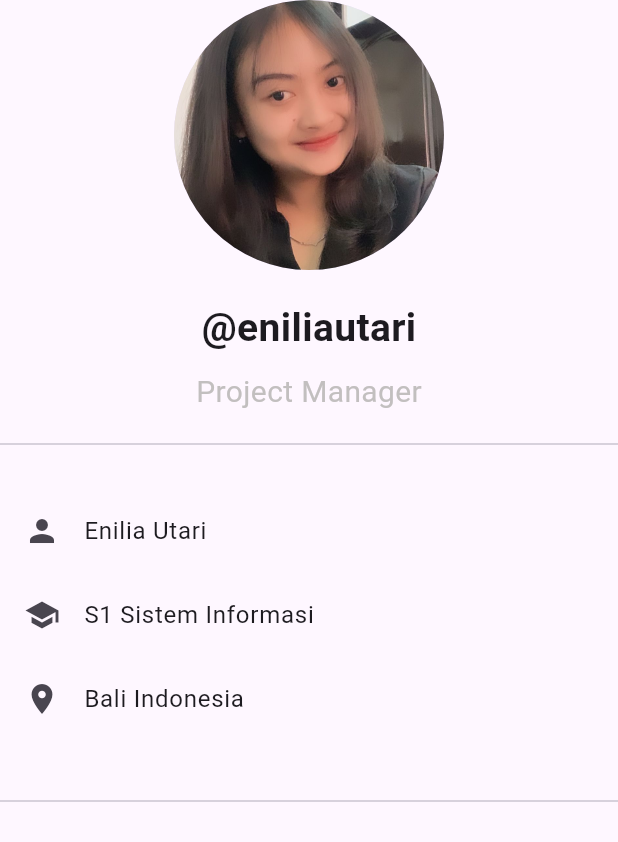
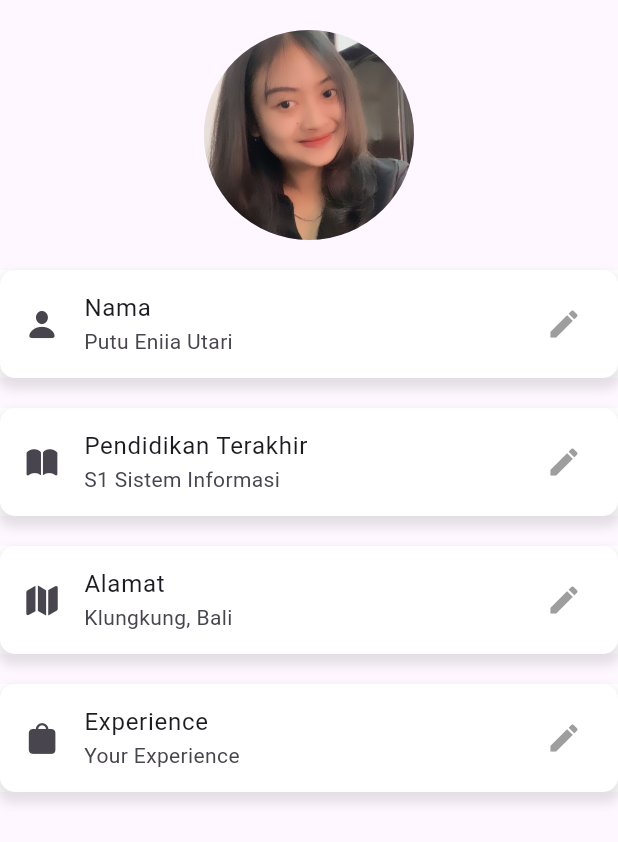
Before and after one commit to EniliaUtari/mice_connect, a Flutter app: the ProfileScreen screen opened directly, on a phone screen of 412 x 824 dp. Shown: the top 842 px of the screen. Run offline on Flutter 3.47's test engine with Material 3 defaults, Android fonts, the phone set to English and light mode, and no system bars; our stand-ins replace sqflite; accounts and stored records are empty; network calls fail.

```diff
--- a/lib/screens/routes/SecondScreen/profile_screen.dart
+++ b/lib/screens/routes/SecondScreen/profile_screen.dart
@@ -1,57 +1,54 @@
+import 'package:flutter/cupertino.dart';
 import 'package:flutter/material.dart';
+// import 'package:flutter_ujicoba/components/size_config.dart';
+// import 'package:flutter_ujicoba/screens/Home.dart';
 
 class ProfileScreen extends StatelessWidget {
   const ProfileScreen({super.key});
-
   @override
   Widget build(BuildContext context) {
-    return const Scaffold(
-      body: Center(
-        child: Column(
-          mainAxisAlignment: MainAxisAlignment.start,
-          children: <Widget>[
-            CircleAvatar(
-              radius: 90,
-              backgroundImage: AssetImage('assets/images/profile.jpg'),
-            ),
-            SizedBox(height: 20),
-            Text(
-              '@eniliautari',
-              style: TextStyle(
-                fontSize: 26,
-                fontWeight: FontWeight.bold,
-              ),
-            ),
-            SizedBox(height: 10),
-            Text(
-              'Project Manager',
-              style: TextStyle(
-                fontSize: 20,
-                color: Color.fromARGB(255, 194, 191, 191),
-              ),
-            ),
-            Divider(height: 40),
-            SizedBox(height: 10),
-            ListTile(
-              leading: Icon(Icons.person),
-              title: Text('Enilia Utari',
-              style: TextStyle(fontSize: 16)),
-            ),
-            //const Divider(),
-            ListTile(
-              leading: Icon(Icons.school),
-              title: Text('S1 Sistem Informasi',
-              style: TextStyle(fontSize: 16)),
-            ),
-            ListTile(
-              leading: Icon(Icons.location_on),
-              title: Text('Bali Indonesia',
-              style: TextStyle(fontSize: 16)),
-            ),
-            Divider(height: 80),
-            SizedBox(height: 20),
-          ],
+    return Scaffold(
+      body: Column(
+        children: [
+          const SizedBox(height: 20),
+          CircleAvatar(
+            radius: 70,
+            backgroundImage: AssetImage('assets/images/profile.jpg'),
+          ),
+          const SizedBox(height: 20),
+          itemProfile('Nama', 'Putu Eniia Utari', CupertinoIcons.person_fill),
+          const SizedBox(height: 20),
+          itemProfile('Pendidikan Terakhir', 'S1 Sistem Informasi', CupertinoIcons.book_fill),
+          const SizedBox(height: 20),
+          itemProfile('Alamat', 'Klungkung, Bali', CupertinoIcons.map_fill),
+           const SizedBox(height: 20),
+          itemProfile('Experience', 'Your Experience', CupertinoIcons.bag_fill),
+        ],
+      ),
+    );
+  }
+
+  itemProfile(String title, String subtitle, IconData iconData) {
+    return Container(
+      decoration: BoxDecoration(
+          color: Colors.white,
+          borderRadius: BorderRadius.circular(10),
+          boxShadow: [
+            BoxShadow(
+                offset: Offset(0, 5),
+                color: Colors.black.withOpacity(.1),
+                spreadRadius: 2,
+                blurRadius: 5)
+          ]),
+      child: ListTile(
+        title: Text(title),
+        subtitle: Text(subtitle),
+        leading: Icon(iconData),
+        trailing: Icon(
+          Icons.edit,
+          color: Colors.grey,
         ),
+        tileColor: Colors.white,
       ),
     );
   }
```
Also changed, not shown: lib/components/my_button.dart (deleted, +0 -35 lines), lib/components/my_textfield.dart (deleted, +0 -42 lines), lib/main.dart (+54 -55 lines), lib/screens/create.dart (+53 -23 lines), lib/screens/edit_news.dart (added, +75 -0 lines), lib/screens/experience.dart (+33 -24 lines), lib/screens/home_screen.dart (+6 -3 lines), lib/screens/login.dart (deleted, +0 -114 lines), lib/screens/news_feed.dart (+76 -6 lines), lib/services/data_service.dart (+40 -0 lines).
